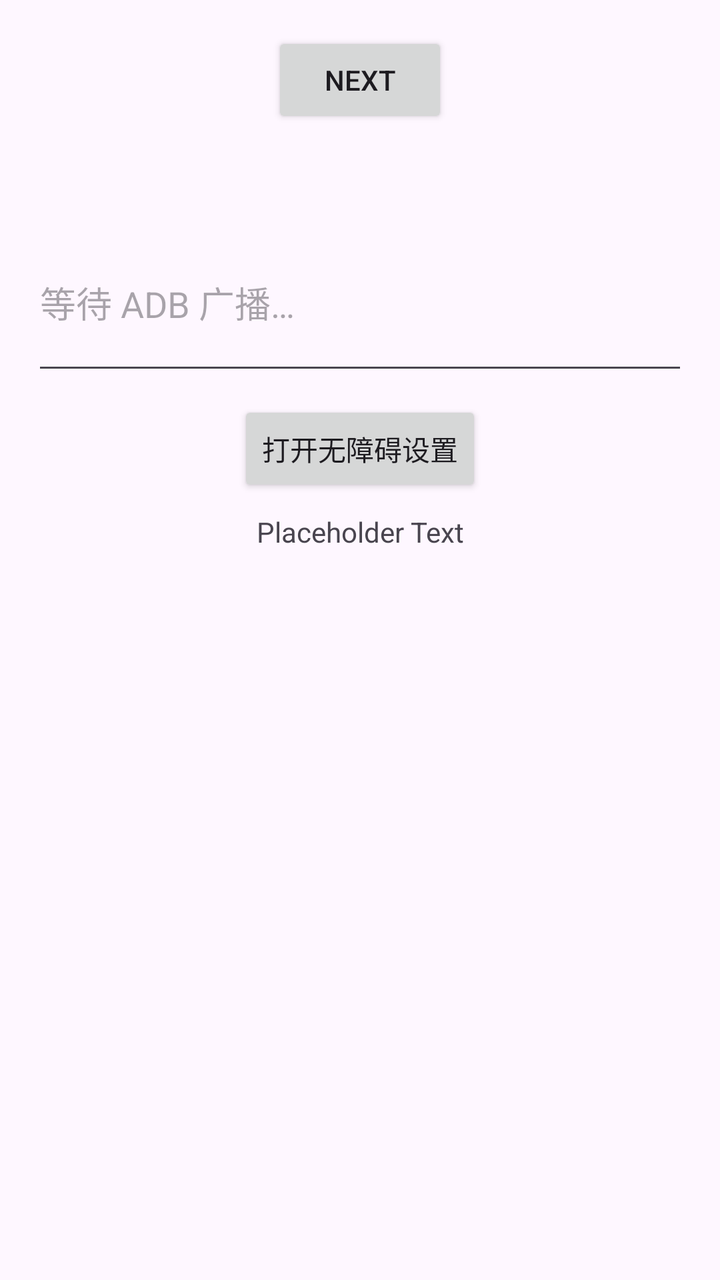
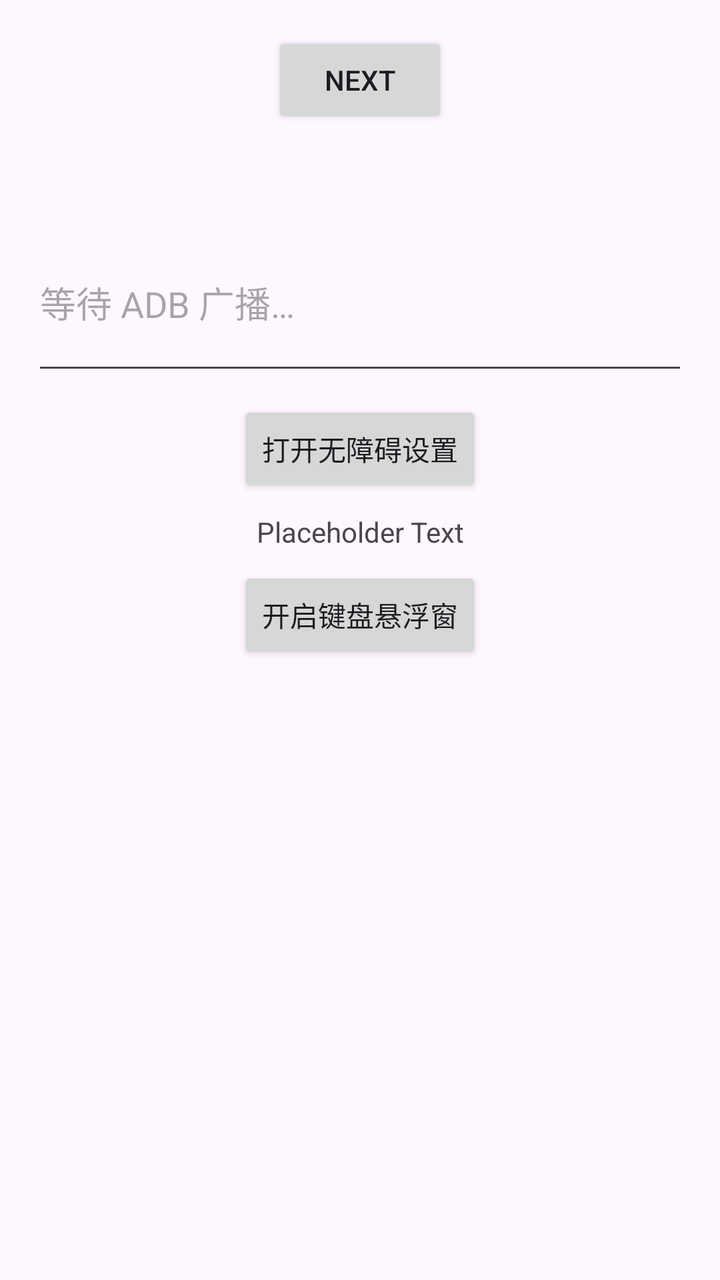

An Android layout rendered at two revisions. The XML below is the earlier revision; the diff shows what the commit changed to produce the second picture.
<!-- AndroidManifest.xml: application theme Theme.MyApplication -->
<!-- res/layout/fragment_first.xml -->
<?xml version="1.0" encoding="utf-8"?>
<androidx.core.widget.NestedScrollView xmlns:android="http://schemas.android.com/apk/res/android"
    xmlns:app="http://schemas.android.com/apk/res-auto"
    xmlns:tools="http://schemas.android.com/tools"
    android:layout_width="match_parent"
    android:layout_height="match_parent"
    tools:context=".FirstFragment">

    <androidx.constraintlayout.widget.ConstraintLayout
        android:layout_width="match_parent"
        android:layout_height="match_parent"
        android:padding="16dp">

        <Button
            android:id="@+id/button_first"
            android:layout_width="wrap_content"
            android:layout_height="wrap_content"
            android:text="@string/next"
            app:layout_constraintEnd_toEndOf="parent"
            app:layout_constraintStart_toStartOf="parent"
            app:layout_constraintTop_toTopOf="parent" />

        <TextView
            android:id="@+id/textview_first"
            android:layout_width="wrap_content"
            android:layout_height="wrap_content"
            android:layout_marginTop="8dp"
            android:text="@string/placeholder_text"
            app:layout_constraintEnd_toEndOf="parent"
            app:layout_constraintStart_toStartOf="parent"
            app:layout_constraintTop_toBottomOf="@+id/button_show_alert" />

        <EditText
            android:id="@+id/edit_broadcast"
            android:layout_width="0dp"
            android:layout_height="wrap_content"
            android:layout_marginTop="112dp"
            android:gravity="top|start"
            android:hint="@string/broadcast_hint"
            android:importantForAutofill="no"
            android:inputType="textMultiLine"
            android:minLines="2"
            app:layout_constraintEnd_toEndOf="parent"
            app:layout_constraintHorizontal_bias="0.0"
            app:layout_constraintStart_toStartOf="parent"
            app:layout_constraintTop_toTopOf="@+id/button_first" />

        <Button
            android:id="@+id/button_show_alert"
            android:layout_width="wrap_content"
            android:layout_height="wrap_content"
            android:layout_marginTop="8dp"
            android:text="@string/button_show_alert"
            app:layout_constraintEnd_toEndOf="parent"
            app:layout_constraintStart_toStartOf="parent"
            app:layout_constraintTop_toBottomOf="@id/edit_broadcast" />
    </androidx.constraintlayout.widget.ConstraintLayout>
</androidx.core.widget.NestedScrollView>
<!-- resources referenced by this layout -->
<resources>
  <string name="broadcast_hint">等待 ADB 广播…</string>
  <string name="button_show_alert">打开无障碍设置</string>
  <string name="next">Next</string>
  <string name="placeholder_text">Placeholder Text</string>
  <style name="Theme.MyApplication" parent="Base.Theme.MyApplication" />
  <style name="Base.Theme.MyApplication" parent="Theme.Material3.DayNight.NoActionBar">
          
          
      </style>
</resources>

<!-- the commit's change to res/layout/fragment_first.xml (unified diff, before → after) -->
@@ -30,6 +30,16 @@
             app:layout_constraintStart_toStartOf="parent"
             app:layout_constraintTop_toBottomOf="@+id/button_show_alert" />
 
+        <Button
+            android:id="@+id/button_ime_overlay"
+            android:layout_width="wrap_content"
+            android:layout_height="wrap_content"
+            android:layout_marginTop="8dp"
+            android:text="@string/button_ime_overlay"
+            app:layout_constraintEnd_toEndOf="parent"
+            app:layout_constraintStart_toStartOf="parent"
+            app:layout_constraintTop_toBottomOf="@id/textview_first" />
+
         <EditText
             android:id="@+id/edit_broadcast"
             android:layout_width="0dp"
<!-- resource entries referenced after the edit -->
@@ -1,6 +1,7 @@
 <!-- resources referenced by this layout -->
 <resources>
   <string name="broadcast_hint">等待 ADB 广播…</string>
+  <string name="button_ime_overlay">开启键盘悬浮窗</string>
   <string name="button_show_alert">打开无障碍设置</string>
   <string name="next">Next</string>
   <string name="placeholder_text">Placeholder Text</string>
